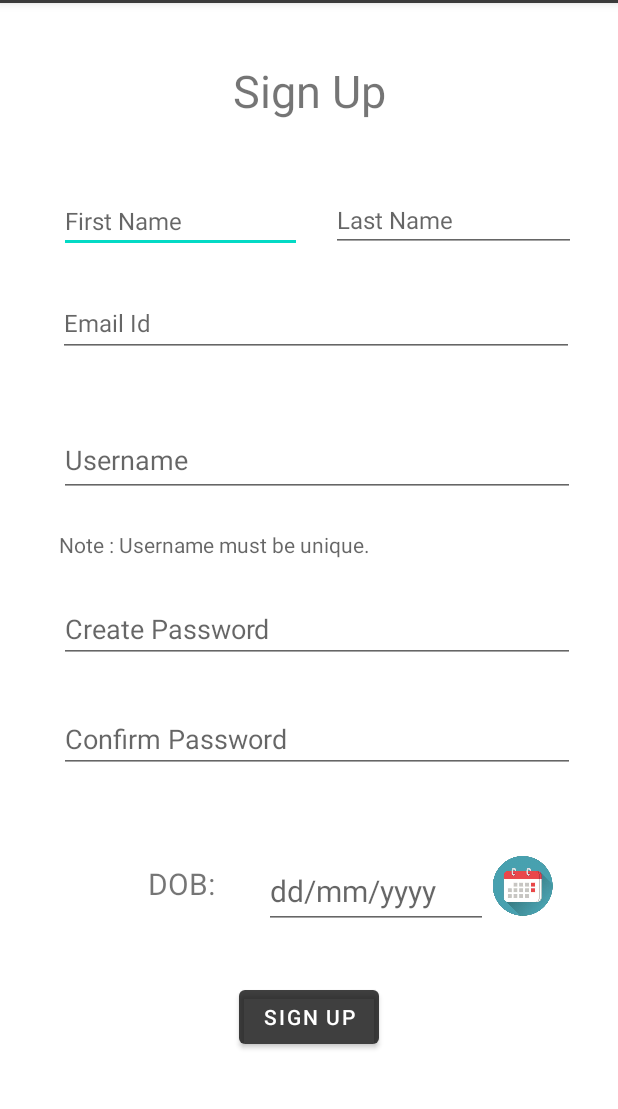
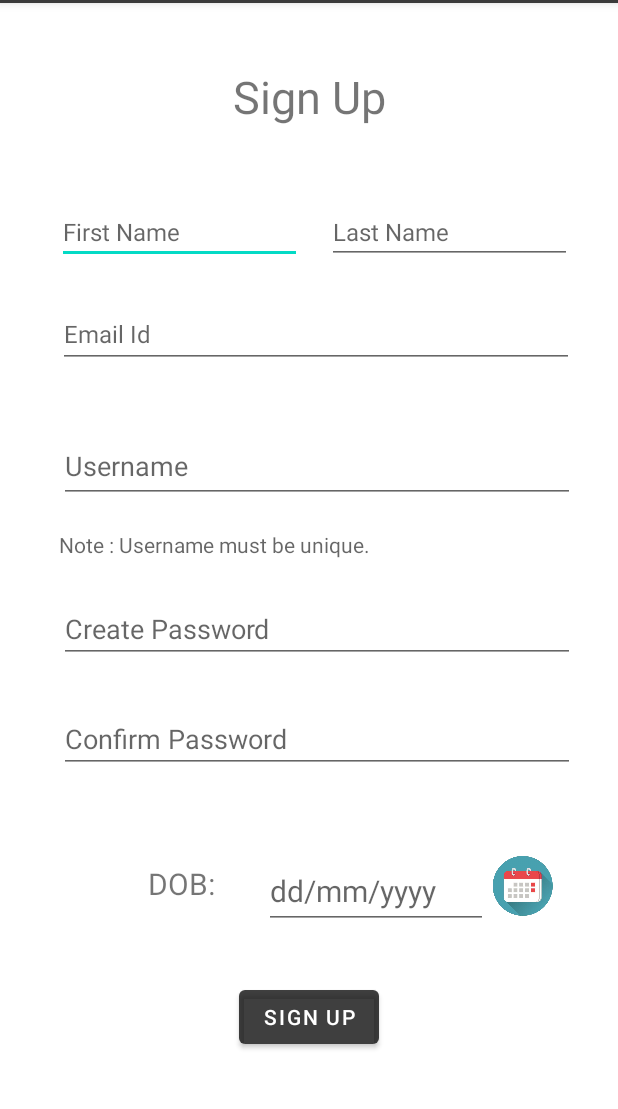
Before and after one commit to PulkitAsri/Trell_app, an Android app: the screen it shows after launch (SignUpActivity), on a phone screen of 412 x 824 dp, the part 81-1190 px from its top. Run offline under Robolectric (Android 15) with nearby library versions, the light colour scheme and no system bars; our stand-ins replace Firebase (no records; nobody signed in at launch, a user with empty details on screens opened directly).

Commit message:
fixed minor bugs

```diff
--- a/app/src/main/java/com/example/trell_app/SignUpActivity.java
+++ b/app/src/main/java/com/example/trell_app/SignUpActivity.java
@@ -116,6 +116,7 @@ public class SignUpActivity extends AppCompatActivity {
         String password=mPassword.getText().toString();
         String confirmpassword= mConfirmPassword.getText().toString();
         String username=mUsername.getText().toString();
+        String dob=dateTXT.getText().toString();
 
         if(!firstname.equals("") && !lastname.equals("") && !password.equals("") && !username.equals("") && password.equals(confirmpassword)) {
             Log.i("herhehhehe", email + "/" + password);
@@ -136,6 +137,7 @@ public class SignUpActivity extends AppCompatActivity {
                         userInfo.put( "firstname",firstname);
                         userInfo.put( "lastname",lastname);
                         userInfo.put( "profileImageUrl", "default");
+                        userInfo.put( "dob",dob);
 
                         currentUserDb.updateChildren(userInfo);
 
--- a/app/src/main/res/layout/activity_sign_up.xml
+++ b/app/src/main/res/layout/activity_sign_up.xml
@@ -4,31 +4,11 @@
     xmlns:tools="http://schemas.android.com/tools"
     android:layout_width="match_parent"
     android:layout_height="match_parent"
-    tools:context=".SignUpActivity">
+    tools:context=".SignUpActivity"><![CDATA[
 
-    <EditText
-        android:id="@+id/signupFirstnameEditText"
-        android:layout_width="162dp"
-        android:layout_height="wrap_content"
-        android:layout_marginTop="124dp"
-        android:hint="First Name"
-        android:textSize="16sp"
-        app:layout_constraintEnd_toEndOf="parent"
-        app:layout_constraintHorizontal_bias="0.156"
-        app:layout_constraintStart_toStartOf="parent"
-        app:layout_constraintTop_toTopOf="parent" />
 
-    <EditText
-        android:id="@+id/signupLastnameEditText"
-        android:layout_width="163dp"
-        android:layout_height="42dp"
-        android:layout_marginTop="124dp"
-        android:hint="Last Name"
-        android:textSize="16sp"
-        app:layout_constraintEnd_toEndOf="parent"
-        app:layout_constraintHorizontal_bias="0.404"
-        app:layout_constraintStart_toEndOf="@+id/signupFirstnameEditText"
-        app:layout_constraintTop_toTopOf="parent" /><![CDATA[
+
+
 
 
 
@@ -84,7 +64,37 @@
 
 
 
+
+
+
+
+
+
     ]]>
+
+    <EditText
+        android:id="@+id/signupFirstnameEditText"
+        android:layout_width="163dp"
+        android:layout_height="42dp"
+        android:layout_marginTop="132dp"
+        android:hint="First Name"
+        android:textSize="16sp"
+        app:layout_constraintEnd_toEndOf="parent"
+        app:layout_constraintHorizontal_bias="0.153"
+        app:layout_constraintStart_toStartOf="parent"
+        app:layout_constraintTop_toTopOf="parent" />
+
+    <EditText
+        android:id="@+id/signupLastnameEditText"
+        android:layout_width="163dp"
+        android:layout_height="42dp"
+        android:layout_marginTop="132dp"
+        android:hint="Last Name"
+        android:textSize="16sp"
+        app:layout_constraintEnd_toEndOf="parent"
+        app:layout_constraintHorizontal_bias="0.355"
+        app:layout_constraintStart_toEndOf="@+id/signupFirstnameEditText"
+        app:layout_constraintTop_toTopOf="parent" />
 
     <EditText
         android:id="@+id/signupEmailEditText"
```
